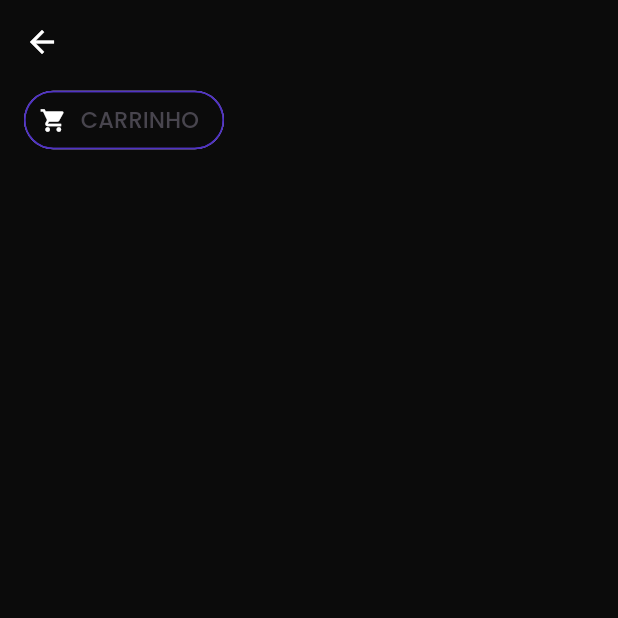
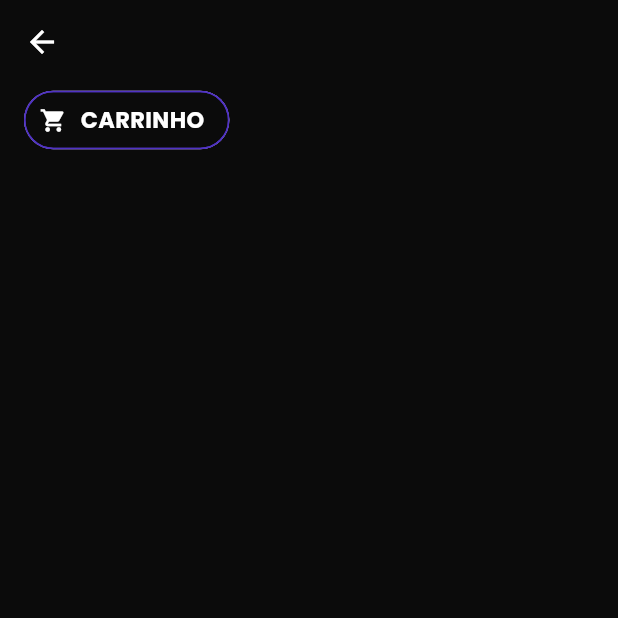
Before and after one commit to adrianoqueirozdev/fsw-store-app, a Flutter app: the CartScreen screen opened by its route, on a phone screen of 412 x 824 dp, the top half of it. Run offline on Flutter 3.47's test engine with Material 2 defaults, Android fonts, the phone set to English and light mode, and no system bars; our stand-ins replace bloc, cached_network_image, expandable, firebase_auth, firebase_core, flutter_bloc and 9 more; missing offline and left inert: flutter_stripe; accounts and stored records are empty.

Commit message:
style: change style on screen title

```diff
--- a/lib/shared/widgets/title_screen.dart
+++ b/lib/shared/widgets/title_screen.dart
@@ -12,12 +12,17 @@ class TitleScreen extends StatelessWidget {
     return Chip(
       backgroundColor: AppColors.secondary,
       shape: const StadiumBorder(),
-      side: BorderSide(color: AppColors.primary),
+      side: const BorderSide(color: AppColors.primary),
       avatar: Icon(
         icon,
         color: Colors.white,
       ),
-      label: Text(label.toUpperCase()),
+      label: Text(
+        label.toUpperCase(),
+        style: Theme.of(context).textTheme.bodyMedium?.copyWith(
+              fontWeight: FontWeight.bold,
+            ),
+      ),
     );
   }
 }
```
